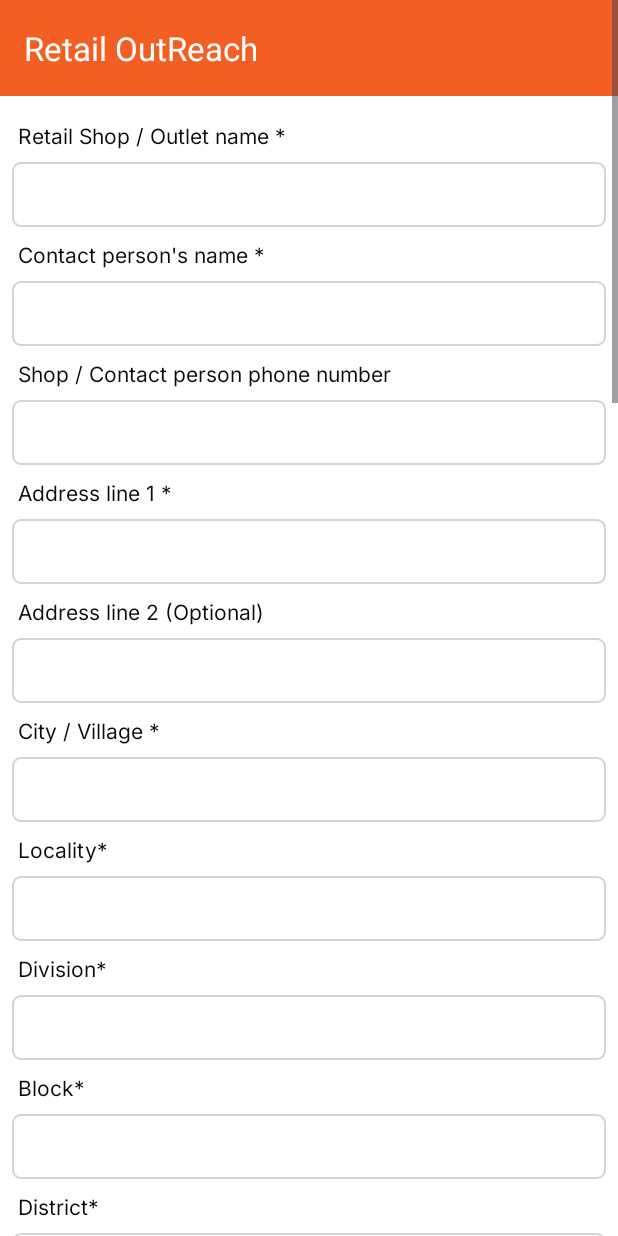
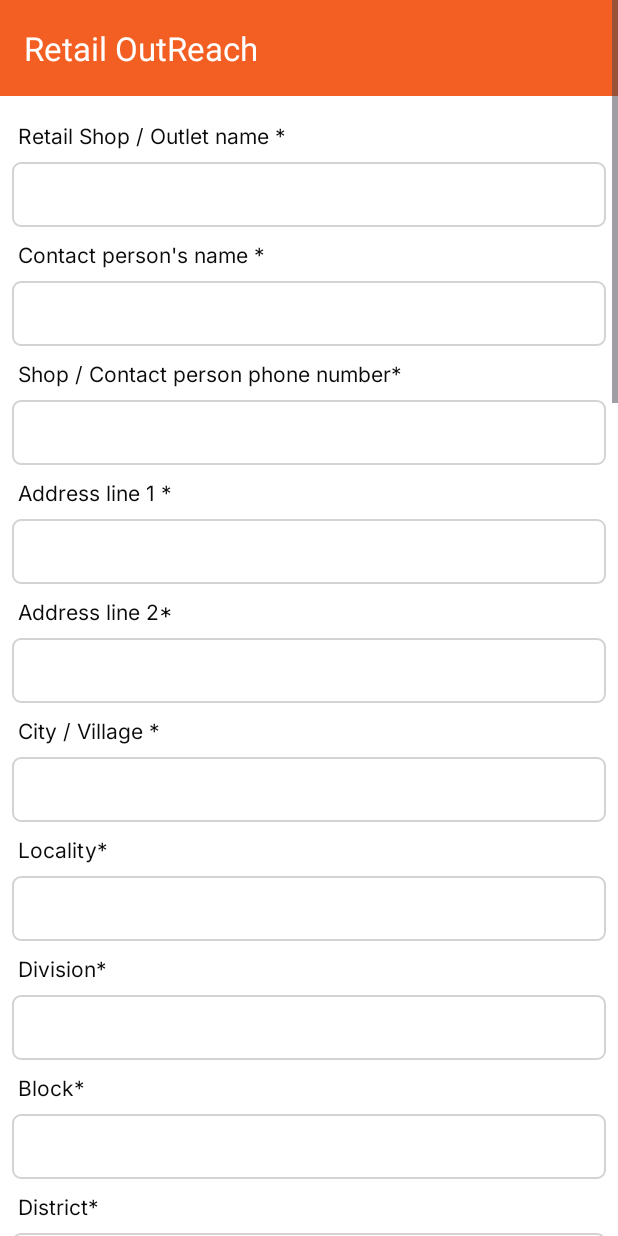
Before and after one commit to sceskm/Shiksha-Mitra-Android, an Android app: the RetailOutReachActivity screen opened directly, with no data from a screen before it, on a phone screen of 412 x 824 dp. Run offline under Robolectric (Android 15) with nearby library versions, the phone set to English and light mode, and no system bars; our stand-ins replace data binding; network calls fail; pictures from the network do not load; 7 statements that could not run were skipped.

```diff
--- a/app/build.gradle.kts
+++ b/app/build.gradle.kts
@@ -15,7 +15,7 @@ android {
         minSdk = 28
         targetSdk = 34
         versionCode = 3
-        versionName = "2.1.0"
+        versionName = "2.1.1"
 
         testInstrumentationRunner = "androidx.test.runner.AndroidJUnitRunner"
     }
--- a/app/src/main/java/sce/itc/sikshamitra/activity/AddTrainingToSMActivity.java
+++ b/app/src/main/java/sce/itc/sikshamitra/activity/AddTrainingToSMActivity.java
@@ -232,11 +232,11 @@ public class AddTrainingToSMActivity extends AppCompatActivity {
         binding.btnCapture1.setOnClickListener(new View.OnClickListener() {
             @Override
             public void onClick(View view) {
+                startedOn = Common.iso8601Format.format(new Date());
                 if (binding.btnCapture1.getText().toString().trim().equalsIgnoreCase(ConstantField.CAPTURE)) {
                     if (Build.VERSION.SDK_INT >= Build.VERSION_CODES.M) {
                         if (ContextCompat.checkSelfPermission(context, Manifest.permission.CAMERA)
                                 == PackageManager.PERMISSION_GRANTED) {
-                            startedOn = Common.iso8601Format.format(new Date());
                             launchCamera(ConstantField.REQUEST_TRAINING_1);
                         } else {
                             ActivityCompat.requestPermissions(AddTrainingToSMActivity.this,
--- a/app/src/main/java/sce/itc/sikshamitra/helper/ConstantField.java
+++ b/app/src/main/java/sce/itc/sikshamitra/helper/ConstantField.java
@@ -2,7 +2,7 @@ package sce.itc.sikshamitra.helper;
 
 public class ConstantField {
     public static final int SPLASH_TIME_OUT = 3000;
-    public static final String APP_VERSION = "2.1.0";
+    public static final String APP_VERSION = "2.1.1";
     public static final String SERVER_APP_VERSION = "2.0";
 
     public static final String IMAGE_FORMAT = "jpg";
--- a/app/src/main/java/sce/itc/sikshamitra/model/RetailOutReachModel.java
+++ b/app/src/main/java/sce/itc/sikshamitra/model/RetailOutReachModel.java
@@ -21,7 +21,7 @@ public class RetailOutReachModel {
     private String userGuid;
     @Expose
     private int organizationId;
-    @Expose
+    @Expose(serialize = false)
     private String nearbySchool;
     @Expose
     private String schoolGuid;
@@ -70,6 +70,7 @@ public class RetailOutReachModel {
     private int poster;
     @Expose
     private int bunting;
+    @Expose(serialize = false)
     private int isKeepCompetitorProduct;
 
 
--- a/app/src/main/res/layout/activity_retail_out_reach.xml
+++ b/app/src/main/res/layout/activity_retail_out_reach.xml
@@ -89,7 +89,7 @@
                     style="@style/SubHeadingTextStyle"
                     android:layout_width="wrap_content"
                     android:layout_height="wrap_content"
-                    android:text="Address line 2 (Optional)" />
+                    android:text="Address line 2*" />
 
                 <EditText
                     android:id="@+id/edit_address_line_2"
@@ -194,7 +194,7 @@
                     style="@style/SubHeadingTextStyle"
                     android:layout_width="wrap_content"
                     android:layout_height="wrap_content"
-                    android:text="Nearby School" />
+                    android:text="Nearby School*" />
 
                 <com.google.android.material.textfield.TextInputLayout
                     android:id="@+id/edit_school_layout"
@@ -232,7 +232,7 @@
                     style="@style/SubHeadingTextStyle"
                     android:layout_width="wrap_content"
                     android:layout_height="wrap_content"
-                    android:text="Does the outlet keep ITC products?" />
+                    android:text="Does the outlet keep ITC products?*" />
 
                 <RadioGroup
                     android:layout_width="wrap_content"
@@ -351,7 +351,7 @@
                     android:layout_marginStart="4dp"
                     android:layout_marginTop="8dp"
                     android:layout_marginBottom="8dp"
-                    android:text="Is retailer interested in branding / decor?" />
+                    android:text="Is retailer interested in branding / decor?*" />
 
 
                 <RadioGroup
@@ -415,7 +415,7 @@
                     style="@style/SubHeadingTextStyle"
                     android:layout_width="wrap_content"
                     android:layout_height="wrap_content"
-                    android:text="Where do you buy FMCG product from?" />
+                    android:text="Where do you buy FMCG product from?*" />
 
                 <EditText
                     android:id="@+id/edit_fmcg_product_source"
@@ -443,7 +443,7 @@
                     style="@style/SubHeadingTextStyle"
                     android:layout_width="wrap_content"
                     android:layout_height="wrap_content"
-                    android:text="Nearby whole sale market details" />
+                    android:text="Nearby whole sale market details*" />
 
                 <EditText
                     android:id="@+id/edit_nearby_whole_sale_market"
--- a/app/src/main/res/values/strings.xml
+++ b/app/src/main/res/values/strings.xml
@@ -13,16 +13,16 @@
     <string name="photograph_of_school_facade_exterior">Photograph of school facade / exterior *</string>
     <string name="name_of_the_school_being_visited">Name of the school being visited *</string>
     <string name="contact_person">Contact person\'s name *</string>
-    <string name="shop_contact_person_phone_number">Shop / Contact person phone number</string>
+    <string name="shop_contact_person_phone_number">Shop / Contact person phone number*</string>
     <string name="village">Village</string>
     <string name="block">Block*</string>
     <string name="district">District*</string>
     <string name="pin_code">Pin code*</string>
     <string name="state">State*</string>
     <string name="competitors_products_available">Competitor brand available</string>
-    <string name="interested_in_selling_savlon_handwash">Interested in selling \'Savlon Handwash\'</string>
-    <string name="handwash_pouches_sold">No. of handwash pouches sold</string>
-    <string name="savlon_soap_sold">No. of savlon soap sold</string>
+    <string name="interested_in_selling_savlon_handwash">Interested in selling \'Savlon Handwash\'*</string>
+    <string name="handwash_pouches_sold">No. of handwash pouches sold*</string>
+    <string name="savlon_soap_sold">No. of savlon soap sold*</string>
     <string name="capture">Capture</string>
     <string name="submit">Submit</string>
     <string name="login">Login</string>
```
Also changed, not shown: app/src/main/java/sce/itc/sikshamitra/activity/FinalSessionActivity.java (+18 -3 lines), app/src/main/java/sce/itc/sikshamitra/activity/RetailOutReachActivity.java (+81 -55 lines), app/src/main/res/layout/activity_final_session.xml (+4 -4 lines).
